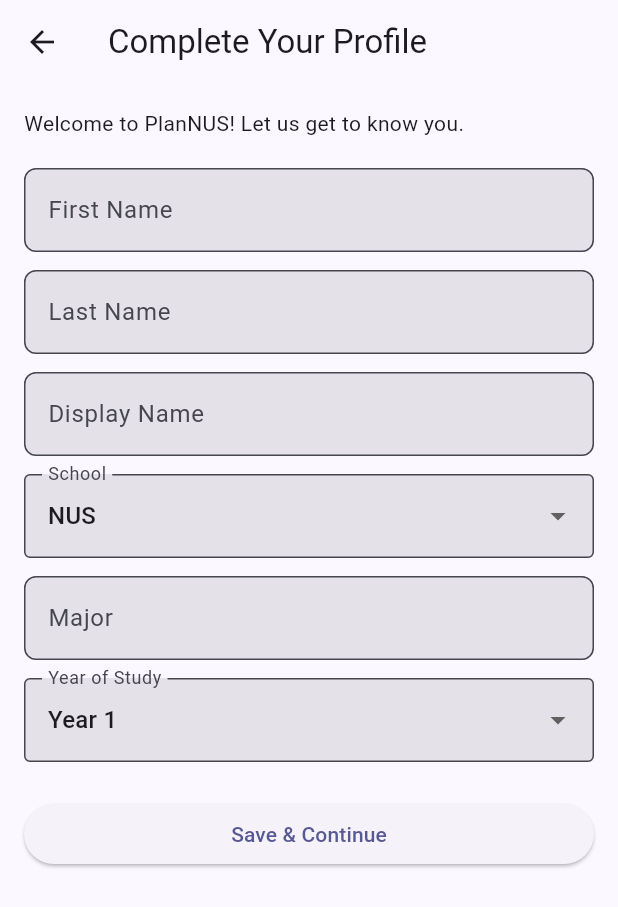
After one commit to ys-243/MonoSodium-Glutamate, a Flutter app: the ProfileSetupScreen screen opened directly, after a tap on "Save & Continue", on a phone screen of 412 x 824 dp. The commit adds this screen. Shown: the top 907 px of the screen. Run offline on Flutter 3.47's test engine with Material 3 defaults, Android fonts, the phone set to English and light mode, and no system bars; our stand-ins replace flutter_dotenv, flutter_riverpod, supabase_flutter, table_calendar; accounts and stored records are empty.

Commit message:
Added supabase profile detail implmentation
Implemented the logic flow and screen for giving more details of users that eventually is imported/added to the Supabase database.

```diff
--- a/lib/screens/auth_page.dart
+++ b/lib/screens/auth_page.dart
@@ -1,7 +1,8 @@
-import 'package:plannus/screens/main_screen.dart';
-import 'package:plannus/screens/login_screen.dart';
 import 'package:flutter/material.dart';
 import 'package:supabase_flutter/supabase_flutter.dart';
+import 'package:plannus/screens/login_screen.dart';
+import 'package:plannus/screens/main_screen.dart';
+import 'package:plannus/screens/profile_setup_screen.dart';
 
 class AuthPage extends StatelessWidget {
   const AuthPage({Key? key}) : super(key: key);
@@ -10,14 +11,41 @@ class AuthPage extends StatelessWidget {
   Widget build(BuildContext context) {
     return StreamBuilder<AuthState>(
       stream: Supabase.instance.client.auth.onAuthStateChange,
-      builder: (context, snapshot) {
-        if (snapshot.hasData && snapshot.data?.session != null) {
-          // User is logged in, then show main screen.
-          return const MainScreen();
-        } else {
-          // User is not logged in, show login screen.
+      builder: (context, authSnapshot) {
+
+        final session = authSnapshot.data?.session;
+
+        // If there is no active session, show the Login/Register flow
+        if (session == null) {
           return const LoginScreen();
         }
+
+        // 2. If there IS a session, check if their profile exists in the database
+        return FutureBuilder(
+          // .maybeSingle() returns null instead of an error if the row doesn't exist
+          future: Supabase.instance.client
+              .from('profiles')
+              .select()
+              .eq('id', session.user.id)
+              .maybeSingle(),
+          builder: (context, profileSnapshot) {
+
+            // Shows a loading spinner while checking the database
+            if (profileSnapshot.connectionState == ConnectionState.waiting) {
+              return const Scaffold(
+                body: Center(child: CircularProgressIndicator()),
+              );
+            }
+
+            // If no profile row is found, divert them the Setup Screen to setup profile.
+            if (profileSnapshot.data == null) {
+              return const ProfileSetupScreen();
+            }
+
+            // If a profile is found, go to the Main Screen
+            return const MainScreen();
+          },
+        );
       },
     );
   }
--- /dev/null
+++ b/lib/screens/profile_setup_screen.dart
@@ -0,0 +1,205 @@
+import 'package:flutter/material.dart';
+import 'package:supabase_flutter/supabase_flutter.dart';
+import 'package:plannus/screens/login_screen.dart';
+import 'package:plannus/screens/main_screen.dart';
+
+class ProfileSetupScreen extends StatefulWidget {
+  const ProfileSetupScreen({super.key});
+
+  @override
+  State<ProfileSetupScreen> createState() => _ProfileSetupScreenState();
+}
+
+class _ProfileSetupScreenState extends State<ProfileSetupScreen> {
+  final _firstNameController = TextEditingController();
+  final _lastNameController = TextEditingController();
+  final _displayNameController = TextEditingController();
+  final _majorController = TextEditingController();
+
+  final List<String> _schoolOptions = const [
+    "NUS",
+    "NTU",
+    "SMU",
+    "SUTD",
+    "SUSS",
+    "SIT",
+    "SIM",
+  ];
+
+  final List<String> _yearOptions = const [
+    "Year 1",
+    "Year 2",
+    "Year 3",
+    "Year 4",
+    "Year 5",
+    "Year 6+",
+  ];
+
+  String? _selectedSchool = 'NUS';
+  String? _selectedYear = 'Year 1';
+
+  bool _isLoading = false;
+
+  @override
+  void dispose() {
+    _firstNameController.dispose();
+    _lastNameController.dispose();
+    _displayNameController.dispose();
+    _majorController.dispose();
+    super.dispose();
+  }
+
+  Future<void> _saveProfile() async {
+    if (_firstNameController.text.isEmpty || _lastNameController.text.isEmpty) return;
+
+    setState(() => _isLoading = true);
+
+    try {
+      final user = Supabase.instance.client.auth.currentUser!;
+
+      // Insert the profile data into our 'profiles' table in Supabase.
+      await Supabase.instance.client.from('profiles').insert({
+        'id': user.id,
+        'email': user.email,
+        'first_name': _firstNameController.text.trim(),
+        'last_name': _lastNameController.text.trim(),
+        'user_name': _displayNameController.text.trim().isEmpty
+            ? _firstNameController.text.trim()
+            : _displayNameController.text.trim(),
+        'school': _selectedSchool,
+        'major': _majorController.text.trim().isEmpty ? 'Undeclared' : _majorController.text.trim(),
+        'year_of_study': _selectedYear,
+      });
+
+      if (!mounted) return;
+      // Profile is saved! Now we can safely send them to the main app.
+      Navigator.of(context).pushReplacement(
+        MaterialPageRoute(builder: (_) => const MainScreen()),
+      );
+    // Shpow errors if any.
+    } catch (e) {
+      ScaffoldMessenger.of(context).showSnackBar(SnackBar(content: Text(e.toString())));
+    } finally {
+      if (mounted) setState(() => _isLoading = false);
+    }
+  }
+
+  @override
+  Widget build(BuildContext context) {
+    return Scaffold(
+      appBar: AppBar(
+        title: const Text('Complete Your Profile'),
+        leading: IconButton(
+          icon: const Icon(Icons.arrow_back),
+          onPressed: _isLoading
+              ? null
+              : () {
+                  Navigator.of(context).pushAndRemoveUntil(
+                    MaterialPageRoute(builder: (_) => const LoginScreen()),
+                    (route) => false,
+                  );
+                },
+        ),
+      ),
+      body: SingleChildScrollView(
+        padding: const EdgeInsets.all(16.0),
+        child: Column(
+          crossAxisAlignment: CrossAxisAlignment.stretch,
+          children: [
+            const Text('Welcome to PlanNUS! Let us get to know you.'),
+
+            // First name box
+            const SizedBox(height: 20),
+            TextField(
+              controller: _firstNameController,
+              decoration: const InputDecoration(labelText: 'First Name'),
+            ),
+
+            // Last name box
+            const SizedBox(height: 12),
+            TextField(
+              controller: _lastNameController,
+              decoration: const InputDecoration(labelText: 'Last Name'),
+            ),
+
+            // Display name box
+            const SizedBox(height: 12),
+            TextField(
+              controller: _displayNameController,
+              decoration: const InputDecoration(
+                labelText: 'Display Name',
+                hintText: 'What do you want others to call you?',
+              ),
+            ),
+
+            // School dropdown
+            const SizedBox(height: 12),
+            DropdownButtonFormField<String>(
+              initialValue: _selectedSchool,
+              decoration: const InputDecoration(
+                labelText: 'School',
+                border: OutlineInputBorder(),
+              ),
+              items: _schoolOptions
+                  .map(
+                    (school) => DropdownMenuItem<String>(
+                      value: school,
+                      child: Text(school),
+                    ),
+                  )
+                  .toList(),
+              onChanged: _isLoading
+                  ? null
+                  : (value) {
+                      setState(() => _selectedSchool = value);
+                    },
+            ),
+
+            // Major box
+            const SizedBox(height: 12),
+            TextField(
+              controller: _majorController,
+              decoration: const InputDecoration(labelText: 'Major'),
+            ),
+
+            // Year of study dropdown
+            const SizedBox(height: 12),
+            DropdownButtonFormField<String>(
+              initialValue: _selectedYear,
+              decoration: const InputDecoration(
+                labelText: 'Year of Study',
+                border: OutlineInputBorder(),
+              ),
+              items: _yearOptions
+                  .map(
+                    (year) => DropdownMenuItem<String>(
+                      value: year,
+                      child: Text(year),
+                    ),
+                  )
+                  .toList(),
+              onChanged: _isLoading
+                  ? null
+                  : (value) {
+                      setState(() => _selectedYear = value);
+                    },
+            ),
+
+            // Save button
+            const SizedBox(height: 24),
+            ElevatedButton(
+              onPressed: _isLoading ? null : _saveProfile,
+              child: _isLoading
+                  ? const SizedBox(
+                      height: 20,
+                      width: 20,
+                      child: CircularProgressIndicator(strokeWidth: 2),
+                    )
+                  : const Text('Save & Continue'),
+            ),
+          ],
+        ),
+      ),
+    );
+  }
+}
--- a/lib/screens/register_screen.dart
+++ b/lib/screens/register_screen.dart
@@ -1,5 +1,6 @@
 import 'package:flutter/material.dart';
 import 'package:supabase_flutter/supabase_flutter.dart';
+import 'profile_setup_screen.dart';
 
 class RegisterScreen extends StatefulWidget {
 	const RegisterScreen({Key? key}) : super(key: key);
@@ -19,9 +20,9 @@ class _RegisterScreenState extends State<RegisterScreen> {
 
 	@override
 	void dispose() {
-		_emailController.dispose();
-		_passwordController.dispose();
-		_confirmController.dispose();
+    _emailController.dispose();
+    _passwordController.dispose();
+    _confirmController.dispose();
 		super.dispose();
 	}
 
@@ -36,15 +37,22 @@ class _RegisterScreenState extends State<RegisterScreen> {
 			);
 
 			// If signUp returns no error, show success message and pop.
+			if (!mounted) return;
 			ScaffoldMessenger.of(context).showSnackBar(
 				const SnackBar(content: Text('Account created successfully.')),
 			);
-			Navigator.pop(context);
+			Navigator.of(context).pushReplacement(
+				MaterialPageRoute(
+					builder: (_) => const ProfileSetupScreen(),
+				),
+			);
 		} on AuthException catch (e) {
+      // Show the error message from Supabase.
 			ScaffoldMessenger.of(context).showSnackBar(
 				SnackBar(content: Text(e.message)),
 			);
 		} catch (e) {
+      // Show the other forms of error message.
 			ScaffoldMessenger.of(context).showSnackBar(
 				SnackBar(content: Text(e.toString())),
 			);
@@ -71,6 +79,7 @@ class _RegisterScreenState extends State<RegisterScreen> {
 								child: Column(
 									mainAxisSize: MainAxisSize.min,
 									children: [
+										const SizedBox(height: 12),
 										TextFormField(
 											controller: _emailController,
 											keyboardType: TextInputType.emailAddress,
@@ -99,6 +108,7 @@ class _RegisterScreenState extends State<RegisterScreen> {
 												if (value == null || value.isEmpty) {
 													return 'Password cannot be empty';
 												}
+                        // Enforce a minimum password length for better security.
 												if (value.length < 6) {
 													return 'Password should be at least 6 characters';
 												}
```
